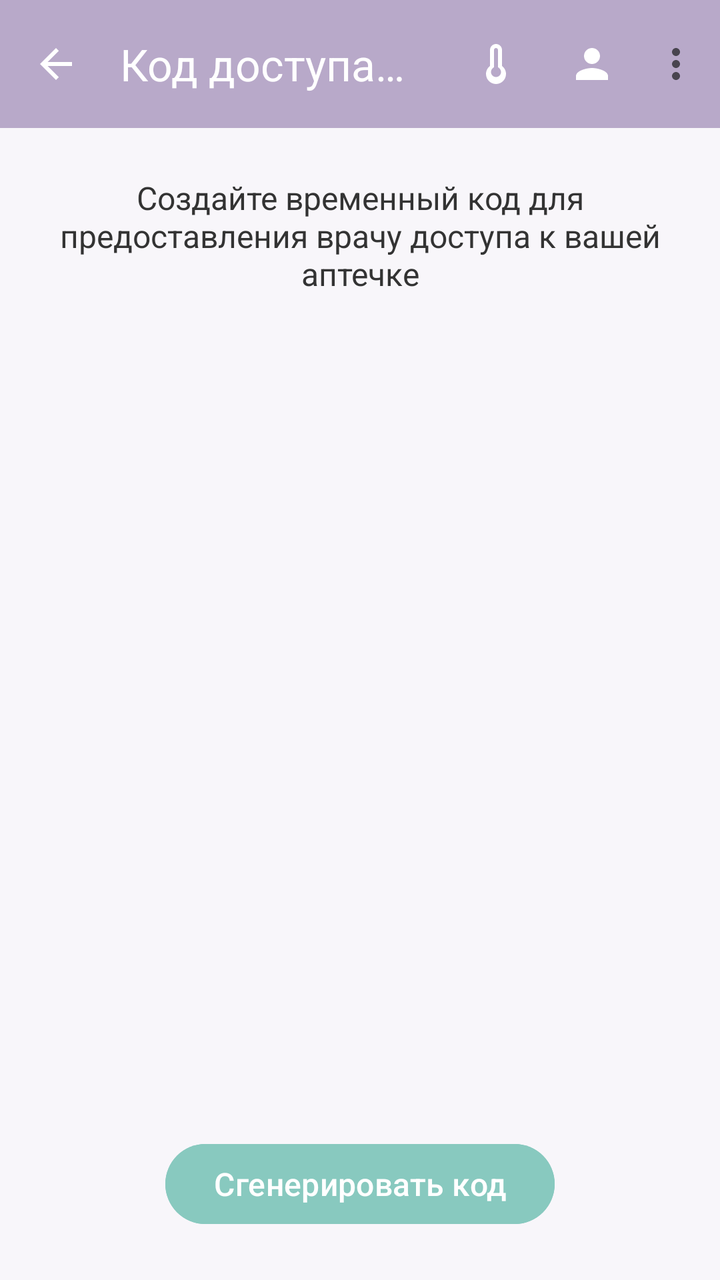
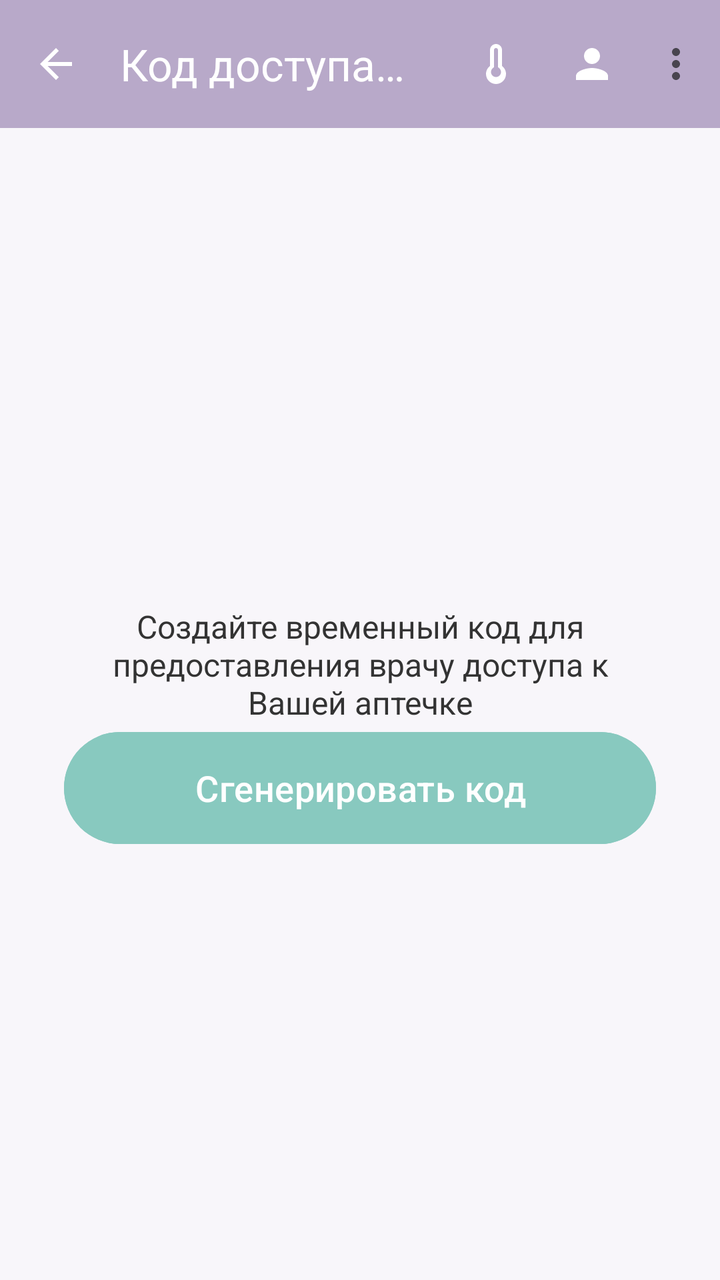

Before-and-after screenshots of an Android layout around one commit, followed by the original layout XML and the change that was made.
<!-- AndroidManifest.xml: application theme Theme.Pillulkin -->
<!-- res/layout/fragment_generate_code.xml -->
<?xml version="1.0" encoding="utf-8"?>
<androidx.constraintlayout.widget.ConstraintLayout 
    xmlns:android="http://schemas.android.com/apk/res/android"
    xmlns:app="http://schemas.android.com/apk/res-auto"
    android:layout_width="match_parent"
    android:layout_height="match_parent"
    android:background="@color/background">

    <com.google.android.material.appbar.MaterialToolbar
        android:id="@+id/toolbar"
        android:layout_width="match_parent"
        android:layout_height="?attr/actionBarSize"
        android:background="@color/primary"
        app:title="@string/generate_code_title"
        app:titleTextColor="@color/on_primary"
        app:navigationIcon="@drawable/ic_arrow_back"
        app:navigationIconTint="@color/on_primary"
        app:menu="@menu/menu_patient"
        app:layout_constraintTop_toTopOf="parent" />

    <TextView
        android:id="@+id/tvDescription"
        android:layout_width="0dp"
        android:layout_height="wrap_content"
        android:layout_margin="24dp"
        android:text="@string/generate_code_description"
        android:textSize="16sp"
        android:textColor="@color/on_background"
        android:textAlignment="center"
        app:layout_constraintEnd_toEndOf="parent"
        app:layout_constraintStart_toStartOf="parent"
        app:layout_constraintTop_toBottomOf="@id/toolbar" />

    <com.google.android.material.card.MaterialCardView
        android:id="@+id/cardCode"
        android:layout_width="0dp"
        android:layout_height="wrap_content"
        android:layout_margin="24dp"
        android:visibility="gone"
        app:cardBackgroundColor="@color/secondary_light"
        app:cardCornerRadius="16dp"
        app:cardElevation="4dp"
        app:layout_constraintEnd_toEndOf="parent"
        app:layout_constraintStart_toStartOf="parent"
        app:layout_constraintTop_toBottomOf="@id/tvDescription">

        <LinearLayout
            android:layout_width="match_parent"
            android:layout_height="wrap_content"
            android:orientation="vertical"
            android:padding="24dp"
            android:gravity="center">

            <TextView
                android:id="@+id/tvCode"
                android:layout_width="wrap_content"
                android:layout_height="wrap_content"
                android:textSize="36sp"
                android:textStyle="bold"
                android:textColor="@color/secondary_dark"
                android:letterSpacing="0.2" />

            <TextView
                android:id="@+id/tvValidity"
                android:layout_width="wrap_content"
                android:layout_height="wrap_content"
                android:layout_marginTop="12dp"
                android:text="@string/code_validity"
                android:textSize="14sp"
                android:textColor="@color/hint" />

            <com.google.android.material.button.MaterialButton
                android:id="@+id/btnCopy"
                style="@style/Widget.MaterialComponents.Button.OutlinedButton"
                android:layout_width="wrap_content"
                android:layout_height="wrap_content"
                android:layout_marginTop="16dp"
                android:text="@string/copy_code"
                android:textColor="@color/secondary_dark"
                app:strokeColor="@color/secondary_dark" />

        </LinearLayout>
    </com.google.android.material.card.MaterialCardView>

    <com.google.android.material.button.MaterialButton
        android:id="@+id/btnGenerate"
        android:layout_width="wrap_content"
        android:layout_height="wrap_content"
        android:layout_margin="24dp"
        android:text="@string/generate_code_button"
        android:textSize="16sp"
        android:backgroundTint="@color/secondary"
        app:layout_constraintBottom_toBottomOf="parent"
        app:layout_constraintEnd_toEndOf="parent"
        app:layout_constraintStart_toStartOf="parent" />

</androidx.constraintlayout.widget.ConstraintLayout>
<!-- resources referenced by this layout -->
<resources>
  <color name="background">#F8F6FA</color>
  <color name="hint">#9E9E9E</color>
  <color name="on_background">#FF333333</color>
  <color name="on_primary">#FFFFFFFF</color>
  <color name="primary">#B8A9C9</color>
  <color name="secondary">#88C9BF</color>
  <color name="secondary_dark">#6BB3A7</color>
  <color name="secondary_light">#A8D9D2</color>
  <!-- drawable ic_arrow_back (drawable) -->
  <vector xmlns:android="http://schemas.android.com/apk/res/android"
      android:width="24dp"
      android:height="24dp"
      android:viewportWidth="24"
      android:viewportHeight="24">
      <path
          android:fillColor="#FFFFFFFF"
          android:pathData="M20,11H7.83l5.59,-5.59L12,4l-8,8 8,8 1.41,-1.41L7.83,13H20v-2z" />
  </vector>
  <string name="code_validity">Код действителен 1 час</string>
  <string name="copy_code">Скопировать код</string>
  <string name="generate_code_button">Сгенерировать код</string>
  <string name="generate_code_description">Создайте временный код для предоставления врачу доступа к вашей аптечке</string>
  <string name="generate_code_title">Код доступа для врача</string>
  <style name="Theme.Pillulkin" parent="Base.Theme.Pillulkin" />
  <style name="Base.Theme.Pillulkin" parent="Theme.Material3.DayNight.NoActionBar">
          <item name="colorPrimary">@color/primary</item>
          <item name="colorPrimaryDark">@color/primary_dark</item>
          <item name="colorSecondary">@color/secondary</item>
          <item name="colorTertiary">@color/tertiary</item>
          <item name="android:colorBackground">@color/background</item>
          <item name="colorSurface">@color/surface</item>
          <item name="colorError">@color/error</item>
          <item name="colorOnPrimary">@color/on_primary</item>
          <item name="colorOnSecondary">@color/on_secondary</item>
          <item name="colorOnBackground">@color/on_background</item>
          <item name="colorOnSurface">@color/on_surface</item>
          <item name="colorOnError">@color/on_error</item>
      </style>
  <color name="primary_dark">#9B8BB8</color>
  <color name="tertiary">#A8D5A2</color>
  <color name="surface">#FFFFFFFF</color>
  <color name="error">#E57373</color>
  <color name="on_secondary">#FFFFFFFF</color>
  <color name="on_surface">#FF333333</color>
  <color name="on_error">#FFFFFFFF</color>
</resources>

<!-- the commit's change to res/layout/fragment_generate_code.xml (unified diff, before → after) -->
@@ -22,14 +22,19 @@
         android:id="@+id/tvDescription"
         android:layout_width="0dp"
         android:layout_height="wrap_content"
-        android:layout_margin="24dp"
+        android:layout_marginStart="32dp"
+        android:layout_marginTop="24dp"
+        android:layout_marginEnd="32dp"
         android:text="@string/generate_code_description"
         android:textSize="16sp"
         android:textColor="@color/on_background"
         android:textAlignment="center"
+        android:gravity="center"
         app:layout_constraintEnd_toEndOf="parent"
         app:layout_constraintStart_toStartOf="parent"
-        app:layout_constraintTop_toBottomOf="@id/toolbar" />
+        app:layout_constraintTop_toBottomOf="@id/toolbar"
+        app:layout_constraintBottom_toTopOf="@id/cardCode"
+        app:layout_constraintVertical_chainStyle="packed" />
 
     <com.google.android.material.card.MaterialCardView
         android:id="@+id/cardCode"
@@ -42,7 +47,9 @@
         app:cardElevation="4dp"
         app:layout_constraintEnd_toEndOf="parent"
         app:layout_constraintStart_toStartOf="parent"
-        app:layout_constraintTop_toBottomOf="@id/tvDescription">
+        app:layout_constraintTop_toBottomOf="@id/tvDescription"
+        app:layout_constraintBottom_toTopOf="@id/btnGenerate"
+        app:layout_constraintVertical_chainStyle="packed">
 
         <LinearLayout
             android:layout_width="match_parent"
@@ -84,14 +91,17 @@
 
     <com.google.android.material.button.MaterialButton
         android:id="@+id/btnGenerate"
-        android:layout_width="wrap_content"
-        android:layout_height="wrap_content"
-        android:layout_margin="24dp"
+        android:layout_width="0dp"
+        android:layout_height="64dp"
+        android:layout_marginStart="32dp"
+        android:layout_marginEnd="32dp"
         android:text="@string/generate_code_button"
-        android:textSize="16sp"
+        android:textSize="18sp"
         android:backgroundTint="@color/secondary"
+        app:cornerRadius="32dp"
         app:layout_constraintBottom_toBottomOf="parent"
         app:layout_constraintEnd_toEndOf="parent"
-        app:layout_constraintStart_toStartOf="parent" />
+        app:layout_constraintStart_toStartOf="parent"
+        app:layout_constraintTop_toBottomOf="@id/cardCode" />
 
 </androidx.constraintlayout.widget.ConstraintLayout>
<!-- resource entries referenced after the edit -->
@@ -21,7 +21,7 @@
   <string name="code_validity">Код действителен 1 час</string>
   <string name="copy_code">Скопировать код</string>
   <string name="generate_code_button">Сгенерировать код</string>
-  <string name="generate_code_description">Создайте временный код для предоставления врачу доступа к вашей аптечке</string>
+  <string name="generate_code_description">Создайте временный код для предоставления врачу доступа к Вашей аптечке</string>
   <string name="generate_code_title">Код доступа для врача</string>
   <style name="Theme.Pillulkin" parent="Base.Theme.Pillulkin" />
   <style name="Base.Theme.Pillulkin" parent="Theme.Material3.DayNight.NoActionBar">
